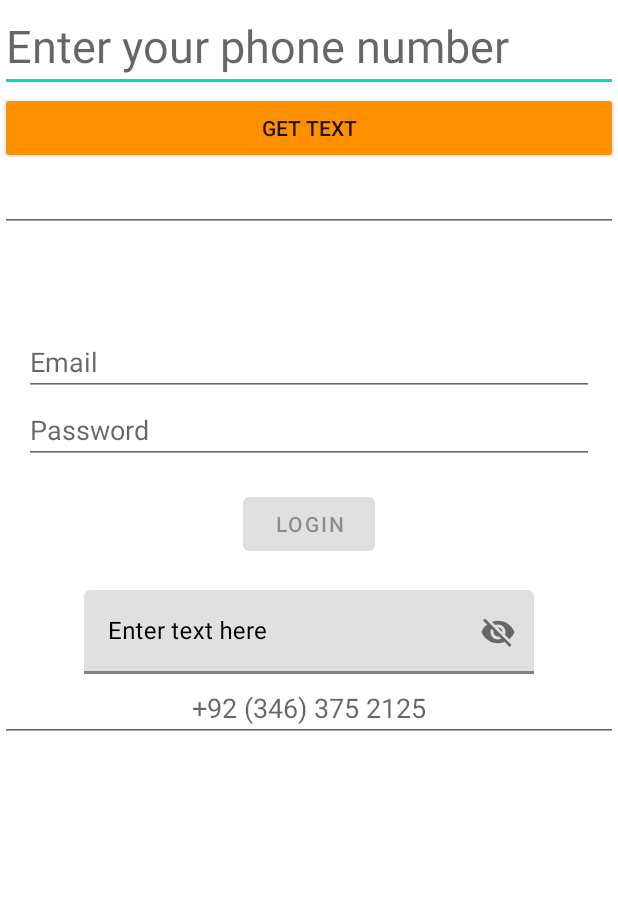
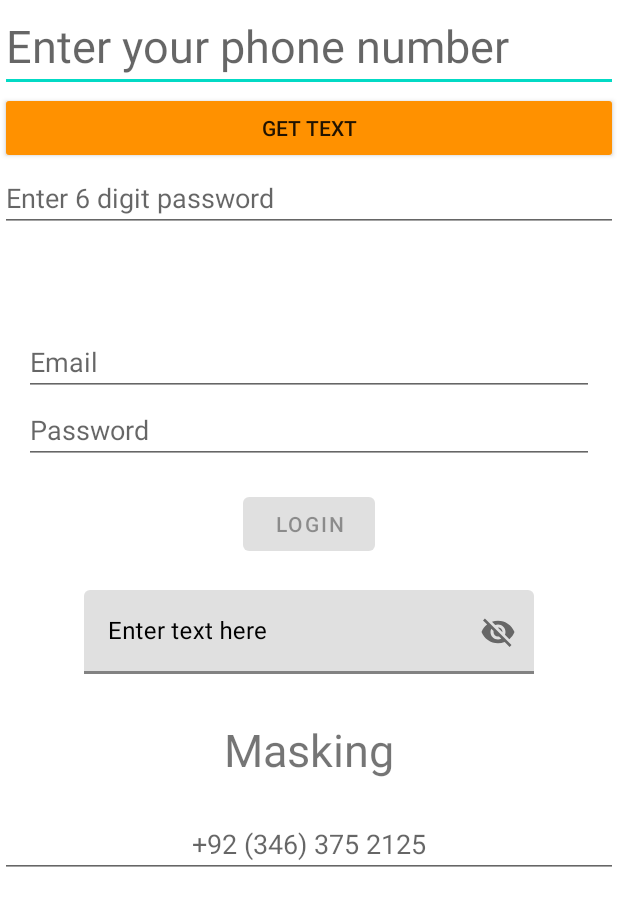
Before and after one commit to Husnainalirafique/Views, an Android app: the layout activity_edit_text.xml on its own in the app's theme, with its tools: preview values and no code run, on a phone screen of 412 x 824 dp. Shown: the top 906 px of the screen. Run offline under Robolectric (Android 15) with nearby library versions, the phone set to English and light mode, and no system bars; plain views replace MaskedEditText.

Commit message:
TextView

```diff
--- a/app/src/main/res/layout/activity_edit_text.xml
+++ b/app/src/main/res/layout/activity_edit_text.xml
@@ -28,6 +28,7 @@
         android:layout_height="wrap_content"
         android:inputType="numberPassword"
         android:maxLength="6"
+        android:hint="Enter 6 digit password"
         android:textColorHighlight="@android:color/holo_orange_light" />
 
     <EditText
@@ -78,10 +79,17 @@
             android:layout_height="wrap_content"
             />
     </com.google.android.material.textfield.TextInputLayout>
-
+    <TextView
+        android:layout_width="wrap_content"
+        android:layout_height="wrap_content"
+        android:layout_gravity="center"
+        android:text="Masking"
+        android:layout_marginTop="30dp"
+        android:textSize="30sp"/>
     <com.vicmikhailau.maskededittext.MaskedEditText
         android:layout_width="match_parent"
         android:layout_height="wrap_content"
+        android:layout_marginTop="20dp"
         android:gravity="center"
         android:hint="+92 (346) 375 2125"
         android:inputType="number"
```
